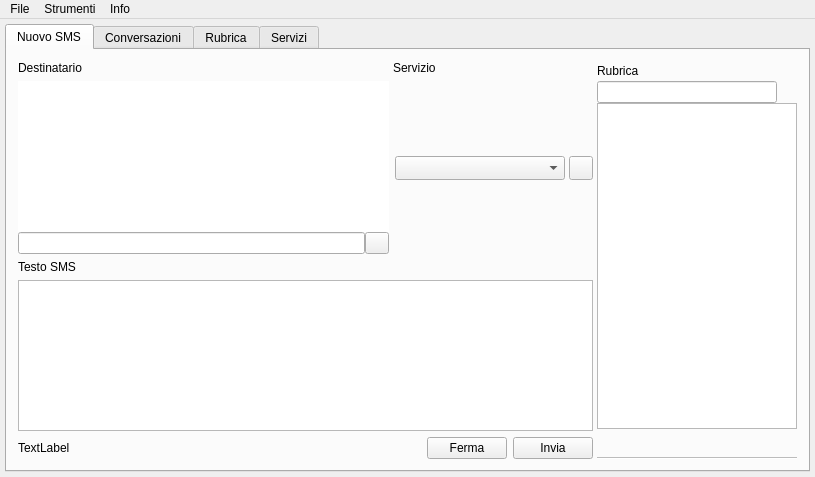
Above: mainjacksms.ui from freesmee/freesmee-desktop before the change. Below: the same form after it.
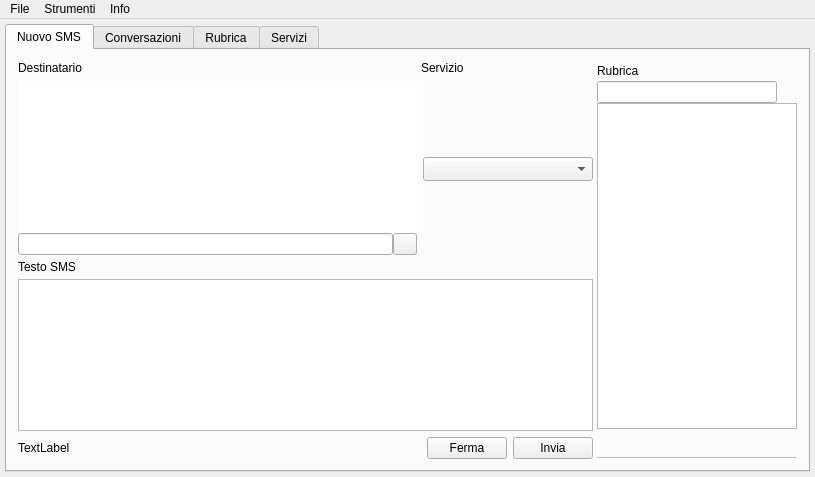
That is the form after the change. The open tabs and pages were chosen to show the change. Icons and pictures are not drawn. Custom widgets are drawn as their Qt base class.

Diff of the .ui file:
```diff
--- a/mainjacksms.ui
+++ b/mainjacksms.ui
@@ -538,11 +538,17 @@
                 </property>
                 <item row="0" column="1">
                  <layout class="QVBoxLayout" name="verticalLayout">
+                  <property name="spacing">
+                   <number>5</number>
+                  </property>
                   <item>
                    <layout class="QGridLayout" name="gridLayout">
                     <property name="horizontalSpacing">
                      <number>4</number>
                     </property>
+                    <property name="verticalSpacing">
+                     <number>6</number>
+                    </property>
                     <item row="0" column="3">
                      <widget class="QLabel" name="label_2">
                       <property name="text">
@@ -700,40 +706,49 @@
                       </item>
                      </layout>
                     </item>
-                    <item row="1" column="4">
-                     <layout class="QVBoxLayout" name="verticalLayout_14">
-                      <property name="spacing">
-                       <number>0</number>
-                      </property>
-                      <item>
-                       <widget class="QPushButton" name="menuInstruments">
-                        <property name="minimumSize">
-                         <size>
-                          <width>24</width>
-                          <height>24</height>
-                         </size>
-                        </property>
-                        <property name="maximumSize">
-                         <size>
-                          <width>22</width>
-                          <height>22</height>
-                         </size>
-                        </property>
-                        <property name="text">
-                         <string/>
-                        </property>
-                       </widget>
-                      </item>
-                     </layout>
-                    </item>
                    </layout>
                   </item>
                   <item>
-                   <widget class="QLabel" name="label_4">
-                    <property name="text">
-                     <string>Testo SMS</string>
+                   <layout class="QHBoxLayout" name="horizontalLayout_3">
+                    <property name="spacing">
+                     <number>0</number>
                     </property>
-                   </widget>
+                    <property name="topMargin">
+                     <number>0</number>
+                    </property>
+                    <item>
+                     <widget class="QLabel" name="label_4">
+                      <property name="text">
+                       <string>Testo SMS</string>
+                      </property>
+                     </widget>
+                    </item>
+                    <item>
+                     <widget class="QPushButton" name="menuInstruments">
+                      <property name="minimumSize">
+                       <size>
+                        <width>16</width>
+                        <height>13</height>
+                       </size>
+                      </property>
+                      <property name="maximumSize">
+                       <size>
+                        <width>16</width>
+                        <height>13</height>
+                       </size>
+                      </property>
+                      <property name="cursor">
+                       <cursorShape>PointingHandCursor</cursorShape>
+                      </property>
+                      <property name="text">
+                       <string/>
+                      </property>
+                      <property name="flat">
+                       <bool>true</bool>
+                      </property>
+                     </widget>
+                    </item>
+                   </layout>
                   </item>
                   <item>
                    <widget class="SmsTextEdit" name="TestoSMS">
```
Left out of the diff: 18 changed lines with no effect on the pictures.
